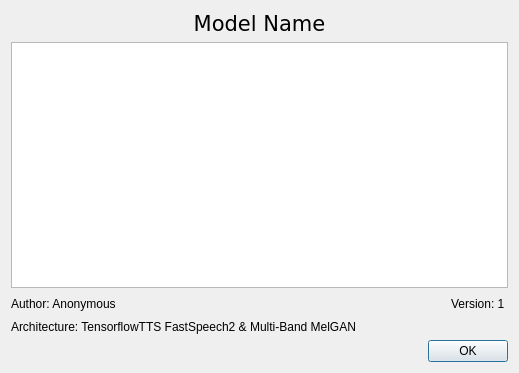
Qt form modelinfodlg.ui (ZDisket/TensorVox) before a commit.
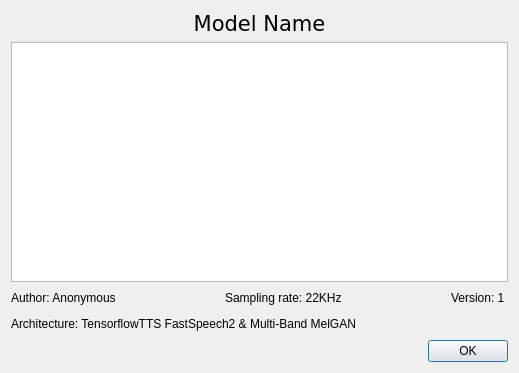
The same form after that commit.

Commit message: Add multi-threaded inference queue, update model info dialog to include sampling rate

What changed in the file:
```diff
--- a/modelinfodlg.ui
+++ b/modelinfodlg.ui
@@ -65,6 +65,26 @@
        </property>
       </spacer>
      </item>
+     <item>
+      <widget class="QLabel" name="lblSampleRate">
+       <property name="text">
+        <string>Sampling rate: 22KHz</string>
+       </property>
+      </widget>
+     </item>
+     <item>
+      <spacer name="horizontalSpacer_3">
+       <property name="orientation">
+        <enum>Qt::Horizontal</enum>
+       </property>
+       <property name="sizeHint" stdset="0">
+        <size>
+         <width>40</width>
+         <height>20</height>
+        </size>
+       </property>
+      </spacer>
+     </item>
      <item>
       <widget class="QLabel" name="lblVersion">
        <property name="text">
@@ -83,6 +103,19 @@
        </property>
       </widget>
      </item>
+     <item>
+      <spacer name="horizontalSpacer_2">
+       <property name="orientation">
+        <enum>Qt::Horizontal</enum>
+       </property>
+       <property name="sizeHint" stdset="0">
+        <size>
+         <width>40</width>
+         <height>20</height>
+        </size>
+       </property>
+      </spacer>
+     </item>
     </layout>
    </item>
    <item>
```
The commit also changes 5 other files.
